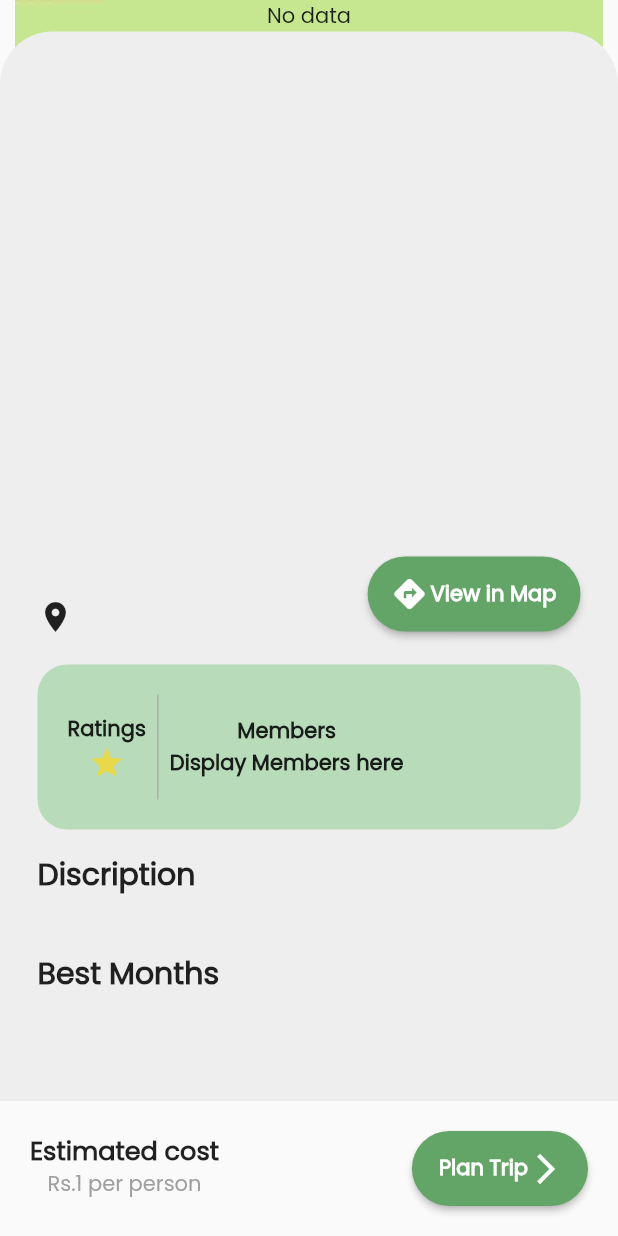
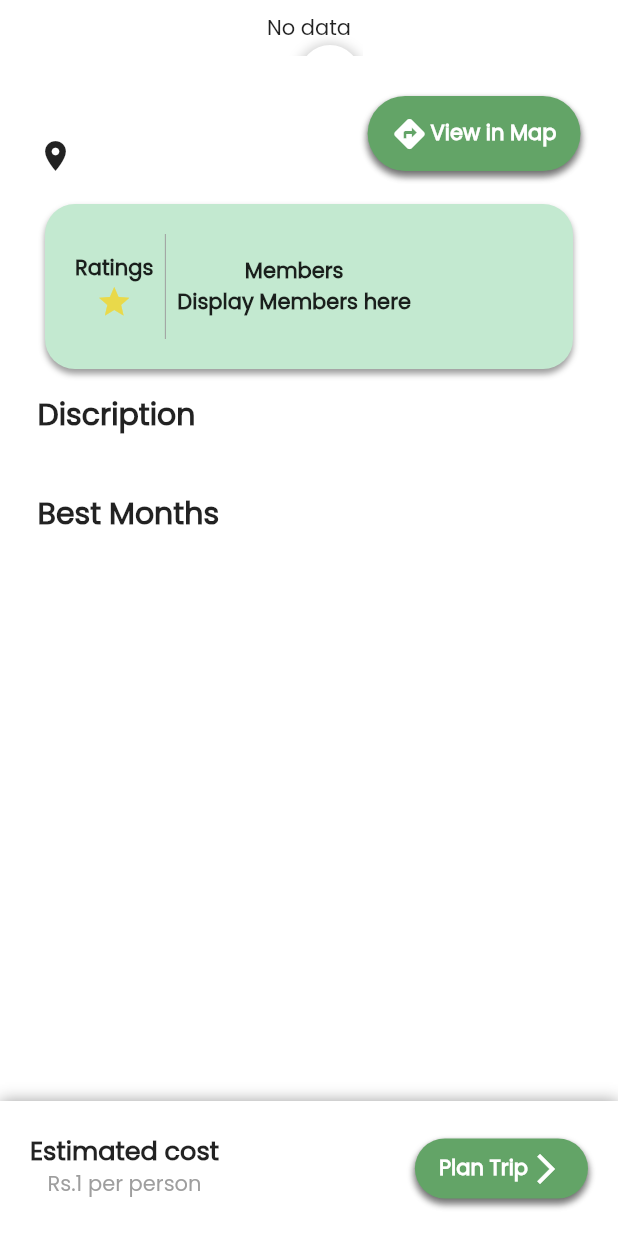
Before and after one commit to elaie/Hikeyy, a Flutter app: the VenueDetailsPage screen opened directly with empty values, on a phone screen of 412 x 824 dp. Run offline on Flutter 3.47's test engine with Material 2 defaults, Android fonts, the phone set to English and light mode, and no system bars; our stand-ins replace carousel_slider, cloud_firestore, firebase_auth, firebase_core, firebase_messaging, firebase_storage and 5 more; missing offline and left inert: dart:ffi; accounts and stored records are empty.

Commit message:
idk what i did

```diff
--- a/hikeyy/lib/main.dart
+++ b/hikeyy/lib/main.dart
@@ -32,7 +32,6 @@ void main() async {
     RemoteNotification? notification = message.notification;
     AndroidNotification? android = message.notification?.android;
     if (notification != null && android != null) {
-
       //var channel;
       FlutterLocalNotificationsPlugin().show(
         notification.hashCode,
@@ -67,7 +66,10 @@ class MyApp extends StatelessWidget {
   Widget build(BuildContext context) {
     return MaterialApp(
       title: 'Flutter Demo',
-      theme: ThemeData(primarySwatch: Colors.blue, fontFamily: "Poppins"),
+      theme: ThemeData(
+          primarySwatch: Colors.blue,
+          fontFamily: "Poppins",
+          scaffoldBackgroundColor: Colors.white),
       home: const IsLogged(),
     );
   }
--- a/hikeyy/lib/screens/venue_details/venue_details_page.dart
+++ b/hikeyy/lib/screens/venue_details/venue_details_page.dart
@@ -5,6 +5,7 @@ import 'package:hikeyy/screens/plan_trip_page/plan_trip_page.dart';
 import 'package:hikeyy/widgets/app_colors.dart';
 import 'package:hikeyy/widgets/app_texts.dart';
 
+import '../../widgets/app_buttons.dart';
 import '../home_page/widget/trails.dart';
 
 class VenueDetailsPage extends StatefulWidget {
@@ -19,14 +20,8 @@ class _VenueDetailsPageState extends State<VenueDetailsPage> {
   @override
   Widget build(BuildContext context) {
     return Scaffold(
-      body: Container(
-        alignment: Alignment.topCenter,
-        decoration: const BoxDecoration(
-          image: DecorationImage(
-              image: AssetImage('assets/images/green_background.png'),
-              fit: BoxFit.fitHeight,
-              alignment: Alignment.topCenter),
-        ),
+      body: SingleChildScrollView(
+        child: SafeArea(
           child: FutureBuilder<DocumentSnapshot<Map<String, dynamic>>>(
               future: FirebaseFirestore.instance
                   .collection('Trails')
@@ -49,19 +44,38 @@ class _VenueDetailsPageState extends State<VenueDetailsPage> {
                   //  print('****************');
                   return Column(
                     children: [
-                    ShowPhotos(Photos),
-                    Expanded(
+                      Stack(
+                        children: [
+                          Padding(
+                            padding: const EdgeInsets.all(8.0),
+                            child: ShowPhotos(Photos),
+                          ),
+                          Positioned(
+                            top: 30,
+                            left: 30,
                             child: Container(
-                        //height: MediaQuery.of(context).size.height-,
-                        alignment: Alignment.bottomCenter,
-                        decoration: BoxDecoration(
-                          color: Colors.grey.shade200,
-                          borderRadius: const BorderRadius.only(
-                            topLeft: Radius.circular(35),
-                            topRight: Radius.circular(35),
+                                height: 40,
+                                width: 40,
+                                decoration: BoxDecoration(boxShadow: [
+                                  BoxShadow(
+                                    color: Colors.grey.withOpacity(0.5),
+                                    spreadRadius: 3,
+                                    blurRadius: 6,
+                                    offset: Offset(0, 2),
                                   ),
+                                ], shape: BoxShape.circle, color: Colors.white),
+                                child: Padding(
+                                    padding: const EdgeInsets.only(left: 5.0),
+                                    child: IconButton(
+                                      icon: Icon(Icons.arrow_back_ios),
+                                      onPressed: () {
+                                        Navigator.of(context).pop();
+                                      },
+                                    ))),
                           ),
-                        child: Padding(
+                        ],
+                      ),
+                      Padding(
                         padding: const EdgeInsets.all(25),
                         child: SingleChildScrollView(
                           child: Column(
@@ -88,7 +102,15 @@ class _VenueDetailsPageState extends State<VenueDetailsPage> {
                                       )
                                     ],
                                   ),
-                                    SizedBox(
+                                  Container(
+                                    decoration:
+                                        BoxDecoration(boxShadow: <BoxShadow>[
+                                      BoxShadow(
+                                          color: Colors.grey,
+                                          spreadRadius: 1,
+                                          offset: Offset(0, 3),
+                                          blurRadius: 3),
+                                    ], borderRadius: BorderRadius.circular(30)),
                                     height: 50,
                                     child: ElevatedButton(
                                       style: ButtonStyle(
@@ -130,11 +152,18 @@ class _VenueDetailsPageState extends State<VenueDetailsPage> {
                                 ],
                               ),
                               Padding(
-                                  padding: const EdgeInsets.only(top: 20.0),
+                                padding: const EdgeInsets.only(
+                                    top: 20.0, left: 5, right: 5),
                                 child: Container(
                                   constraints:
                                       const BoxConstraints(minHeight: 100),
                                   decoration: BoxDecoration(
+                                      boxShadow: [
+                                        BoxShadow(
+                                            color: Colors.grey,
+                                            blurRadius: 3,
+                                            offset: Offset(0, 3))
+                                      ],
                                       color: AppColor.primaryLightColor,
                                       borderRadius: BorderRadius.circular(20)),
                                   child: Padding(
@@ -176,7 +205,7 @@ class _VenueDetailsPageState extends State<VenueDetailsPage> {
                               ),
                               AppTextSubHeading(text: data['Discription']),
                               const Padding(
-                                  padding: EdgeInsets.only(top: 15.0,bottom: 15),
+                                padding: EdgeInsets.only(top: 15.0, bottom: 15),
                                 child: AppTextHeading(
                                   textHeading: 'Best Months',
                                   fontSize: 20,
@@ -191,22 +220,23 @@ class _VenueDetailsPageState extends State<VenueDetailsPage> {
                                       // print(BestMonths[index]);
                                       //  print('***************************');
                                       return Padding(
-                                          padding: const EdgeInsets.only(right: 10.0),
+                                        padding:
+                                            const EdgeInsets.only(right: 10.0),
                                         child: Container(
                                           width: 50,
-                                            constraints:
-                                            const BoxConstraints(minHeight: 100),
+                                          constraints: const BoxConstraints(
+                                              minHeight: 100),
                                           decoration: BoxDecoration(
                                               color: AppColor.primaryLightColor,
-                                                borderRadius: BorderRadius.circular(10)),
-                                            child: Center(child: Text(BestMonths[index])),
+                                              borderRadius:
+                                                  BorderRadius.circular(10)),
+                                          child: Center(
+                                              child: Text(BestMonths[index])),
                                         ),
                                       );
                                     }),
                               ),
                             ],
-                            ),
-                          ),
                           ),
                         ),
                       ),
@@ -216,9 +246,14 @@ class _VenueDetailsPageState extends State<VenueDetailsPage> {
                 return Container();
               }),
         ),
-      bottomNavigationBar: Padding(
+      ),
+      bottomNavigationBar: Container(
+        decoration: BoxDecoration(boxShadow: <BoxShadow>[
+          BoxShadow(color: Colors.grey, blurRadius: 8),
+        ], color: Colors.white),
+        child: Padding(
           padding: const EdgeInsets.all(20.0),
-        child: Container(
+          child: SizedBox(
             height: 50,
             // decoration: BoxDecoration(color: Colors.amber),
             child: Row(
@@ -233,18 +268,7 @@ class _VenueDetailsPageState extends State<VenueDetailsPage> {
                     AppTextSubHeading(text: 'Rs.1 per person')
                   ],
                 ),
-              SizedBox(
-                height: 50,
-                child: ElevatedButton(
-                  style: ButtonStyle(
-                    backgroundColor:
-                        MaterialStateProperty.all(AppColor.primaryColor),
-                    shape: MaterialStateProperty.all<RoundedRectangleBorder>(
-                      RoundedRectangleBorder(
-                        borderRadius: BorderRadius.circular(30),
-                      ),
-                    ),
-                  ),
+                AppButtons(
                   onPressed: () {
                     Navigator.push(
                         context,
@@ -252,21 +276,14 @@ class _VenueDetailsPageState extends State<VenueDetailsPage> {
                             builder: (context) => PlanTripPage(id: widget.id)));
                   },
                   child: const Row(
-                    mainAxisAlignment: MainAxisAlignment.spaceBetween,
                     children: [
-                      Padding(
-                        padding: EdgeInsets.only(left: 2.0),
-                        child: AppText(
-                          text: 'Plan Trip',
-                          color: Colors.white,
-                        ),
-                      ),
-                      Icon(Icons.arrow_forward_ios),
+                      AppText(text: 'Plan Trip', color: Colors.white),
+                      Icon(Icons.arrow_forward_ios)
                     ],
                   ),
+                )
+              ],
             ),
-              ),
-            ],
           ),
         ),
       ),
@@ -275,30 +292,42 @@ class _VenueDetailsPageState extends State<VenueDetailsPage> {
 }
 
 Widget ShowPhotos(List? data) {
-  return SafeArea(
-      child: data!.isEmpty
+  return data!.isEmpty
       ? const Text('No data')
       : SingleChildScrollView(
           child: CarouselSlider.builder(
-                  itemCount: data!.length,
+              itemCount: data.length,
               itemBuilder: (context, index, realIndex) {
                 //final document = data![index];
                 // print(data[index]);
                 //p/rint('*******************');
                 return Center(
+                    child: Container(
+                  decoration: BoxDecoration(
+                      borderRadius: BorderRadius.circular(40),
+                      boxShadow: [
+                        BoxShadow(
+                            color: Colors.grey,
+                            offset: Offset(0, 10),
+                            blurRadius: 4)
+                      ]),
+                  child: ClipRRect(
+                    borderRadius: BorderRadius.circular(30),
                     child: Image.network(
                       data[index],
-                      fit: BoxFit.fill,
+                      fit: BoxFit.fitHeight,
                       height: 300,
                       width: MediaQuery.of(context).size.width,
+                    ),
+                  ),
                 ));
               },
               options: CarouselOptions(
-                      height: 300,
+                  height: 350,
                   autoPlay: true,
                   enlargeCenterPage: true,
                   aspectRatio: 16 / 9,
                   viewportFraction: 1,
                   autoPlayCurve: Curves.fastOutSlowIn)),
-            ));
+        );
 }
--- /dev/null
+++ b/hikeyy/lib/widgets/app_buttons.dart
@@ -0,0 +1,36 @@
+import 'package:flutter/material.dart';
+
+import 'app_colors.dart';
+
+class AppButtons extends StatelessWidget {
+  final Widget child;
+  final Function onPressed;
+
+  const AppButtons({super.key, required this.onPressed, required this.child});
+
+  @override
+  Widget build(BuildContext context) {
+    return Container(
+      decoration: BoxDecoration(boxShadow: const <BoxShadow>[
+        BoxShadow(
+            color: Colors.grey,
+            offset: Offset(0, 3),
+            spreadRadius: 1,
+            blurRadius: 3),
+      ], borderRadius: BorderRadius.circular(30)),
+      height: 40,
+      child: ElevatedButton(
+        style: ButtonStyle(
+          backgroundColor: MaterialStateProperty.all(AppColor.primaryColor),
+          shape: MaterialStateProperty.all<RoundedRectangleBorder>(
+            RoundedRectangleBorder(
+              borderRadius: BorderRadius.circular(30),
+            ),
+          ),
+        ),
+        onPressed: onPressed as void Function()?,
+        child: child,
+      ),
+    );
+  }
+}
--- a/hikeyy/lib/widgets/app_colors.dart
+++ b/hikeyy/lib/widgets/app_colors.dart
@@ -2,5 +2,5 @@ import 'dart:ui';
 
 class AppColor {
   static const Color primaryColor = Color.fromARGB(255, 99, 164, 103);
-  static  Color primaryLightColor = const Color.fromARGB(255, 130, 200, 133).withOpacity(0.5);
+  static const Color primaryLightColor = Color.fromARGB(255, 195, 233, 208);
 }
--- a/hikeyy/lib/widgets/location_month_icon_row.dart
+++ b/hikeyy/lib/widgets/location_month_icon_row.dart
@@ -18,7 +18,10 @@ class LocationMonthIconRow extends StatelessWidget {
       children: [
         Icon(Icons.location_on),
         Text(location),
-        Icon(Icons.calendar_month),
+        Padding(
+          padding: const EdgeInsets.only(left: 20.0),
+          child: Icon(Icons.calendar_month),
+        ),
         Text(date)
       ],
     );
```
Also changed, not shown: hikeyy/lib/screens/group_details/group_details.dart (added, +194 -0 lines), hikeyy/lib/screens/home_page/home_page.dart (+3 -8 lines), hikeyy/lib/screens/profile_page/widgets/group_list.dart (+13 -5 lines), hikeyy/lib/widgets/dot_indicator.dart (added, +40 -0 lines), hikeyy/assets/images/group.png (added). Lines whose indentation alone changed are shown as unchanged.
